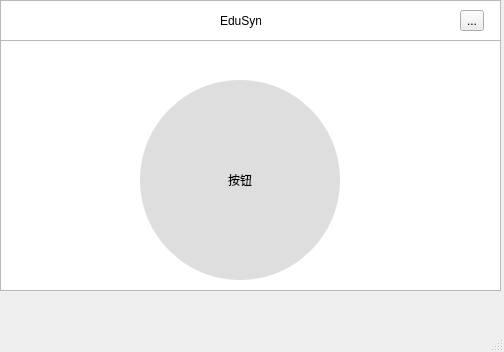
Before: the Qt Designer form client/ui/homepage.ui in suq-weer/EduSync, drawn with Qt 5.
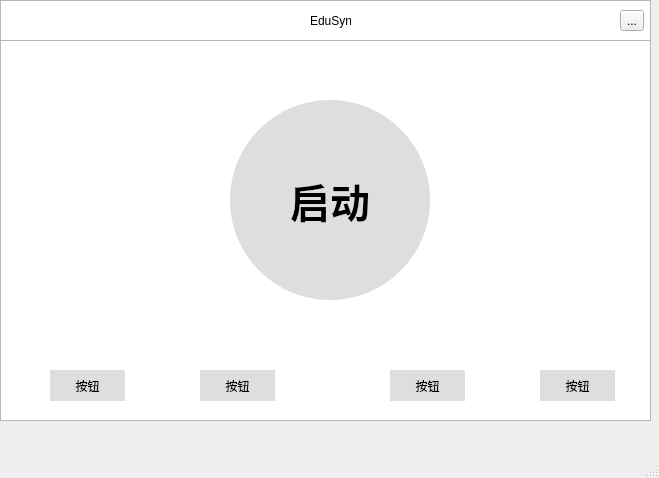
After: the same form once the commit is applied. Custom widgets are drawn as their Qt base class.

Commit message: iu更新,添加4个按钮

```diff
--- a/client/ui/homepage.ui
+++ b/client/ui/homepage.ui
@@ -6,8 +6,8 @@
    <rect>
     <x>0</x>
     <y>0</y>
-    <width>504</width>
-    <height>352</height>
+    <width>659</width>
+    <height>478</height>
    </rect>
   </property>
   <property name="windowTitle">
@@ -19,7 +19,7 @@
      <rect>
       <x>0</x>
       <y>0</y>
-      <width>501</width>
+      <width>651</width>
       <height>41</height>
      </rect>
     </property>
@@ -27,7 +27,7 @@
    <widget class="ToolButton" name="toolButton">
     <property name="geometry">
      <rect>
-      <x>460</x>
+      <x>620</x>
       <y>10</y>
       <width>24</width>
       <height>21</height>
@@ -40,8 +40,8 @@
    <widget class="PushButton" name="pushButton">
     <property name="geometry">
      <rect>
-      <x>140</x>
-      <y>80</y>
+      <x>230</x>
+      <y>100</y>
       <width>200</width>
       <height>200</height>
      </rect>
@@ -58,6 +58,12 @@
       <height>200</height>
      </size>
     </property>
+    <property name="font">
+     <font>
+      <pointsize>30</pointsize>
+      <bold>true</bold>
+     </font>
+    </property>
     <property name="styleSheet">
      <string notr="true">border-radius:100px;
 background-color: rgb(222, 222, 222);</string>
@@ -66,13 +72,19 @@
      <set>Qt::InputMethodHint::ImhNone</set>
     </property>
     <property name="text">
-     <string>按钮</string>
+     <string>启动</string>
+    </property>
+    <property name="iconSize">
+     <size>
+      <width>30</width>
+      <height>30</height>
+     </size>
     </property>
    </widget>
    <widget class="QLabel" name="label">
     <property name="geometry">
      <rect>
-      <x>220</x>
+      <x>310</x>
       <y>10</y>
       <width>41</width>
       <height>21</height>
@@ -82,13 +94,100 @@
      <string>EduSync</string>
     </property>
    </widget>
+   <widget class="QPushButton" name="pushButton_2">
+    <property name="geometry">
+     <rect>
+      <x>50</x>
+      <y>370</y>
+      <width>75</width>
+      <height>31</height>
+     </rect>
+    </property>
+    <property name="styleSheet">
+     <string notr="true">border-radius: 50%;
+box-shadow: 4px 4px 4px 4px black inset;
+background-color: rgb(222, 222, 222);</string>
+    </property>
+    <property name="inputMethodHints">
+     <set>Qt::InputMethodHint::ImhNone</set>
+    </property>
+    <property name="text">
+     <string>按钮</string>
+    </property>
+   </widget>
+   <widget class="QPushButton" name="pushButton_3">
+    <property name="geometry">
+     <rect>
+      <x>200</x>
+      <y>370</y>
+      <width>75</width>
+      <height>31</height>
+     </rect>
+    </property>
+    <property name="styleSheet">
+     <string notr="true">border-radius: 50%;
+box-shadow: 4px 4px 4px 4px black inset;
+background-color: rgb(222, 222, 222);</string>
+    </property>
+    <property name="locale">
+     <locale language="Chinese" country="China"/>
+    </property>
+    <property name="inputMethodHints">
+     <set>Qt::InputMethodHint::ImhNone</set>
+    </property>
+    <property name="text">
+     <string>按钮</string>
+    </property>
+   </widget>
+   <widget class="QPushButton" name="pushButton_4">
+    <property name="geometry">
+     <rect>
+      <x>390</x>
+      <y>370</y>
+      <width>75</width>
+      <height>31</height>
+     </rect>
+    </property>
+    <property name="styleSheet">
+     <string notr="true">border-radius: 50%;
+box-shadow: 4px 4px 4px 4px black inset;
+background-color: rgb(222, 222, 222);</string>
+    </property>
+    <property name="inputMethodHints">
+     <set>Qt::InputMethodHint::ImhNone</set>
+    </property>
+    <property name="text">
+     <string>按钮</string>
+    </property>
+   </widget>
+   <widget class="QPushButton" name="pushButton_5">
+    <property name="geometry">
+     <rect>
+      <x>540</x>
+      <y>370</y>
+      <width>75</width>
+      <height>31</height>
+     </rect>
+    </property>
+    <property name="styleSheet">
+     <string notr="true">border-radius: 50%;
+box-shadow: 4px 4px 4px 4px black inset;
+background-color: rgb(222, 222, 222);</string>
+    </property>
+    <property name="inputMethodHints">
+     <set>Qt::InputMethodHint::ImhNone</set>
+    </property>
+    <property name="text">
+     <string>按钮</string>
+    </property>
+   </widget>
    <widget class="QListWidget" name="listWidget">
     <property name="geometry">
      <rect>
       <x>0</x>
       <y>40</y>
-      <width>501</width>
-      <height>251</height>
+      <width>651</width>
+      <height>381</height>
      </rect>
     </property>
    </widget>
@@ -97,13 +196,17 @@
    <zorder>toolButton</zorder>
    <zorder>pushButton</zorder>
    <zorder>label</zorder>
+   <zorder>pushButton_2</zorder>
+   <zorder>pushButton_3</zorder>
+   <zorder>pushButton_4</zorder>
+   <zorder>pushButton_5</zorder>
   </widget>
   <widget class="MenuBar" name="menubar">
    <property name="geometry">
     <rect>
      <x>0</x>
      <y>0</y>
-     <width>504</width>
+     <width>659</width>
      <height>33</height>
     </rect>
    </property>
```
The commit also changes 1 other file.
